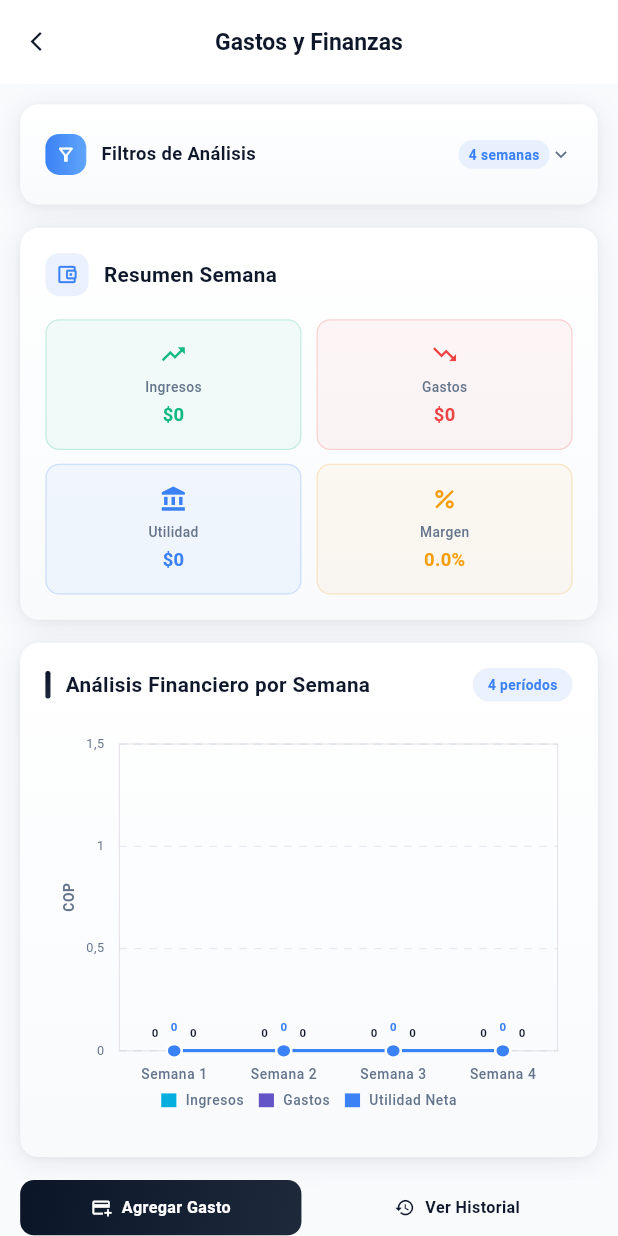
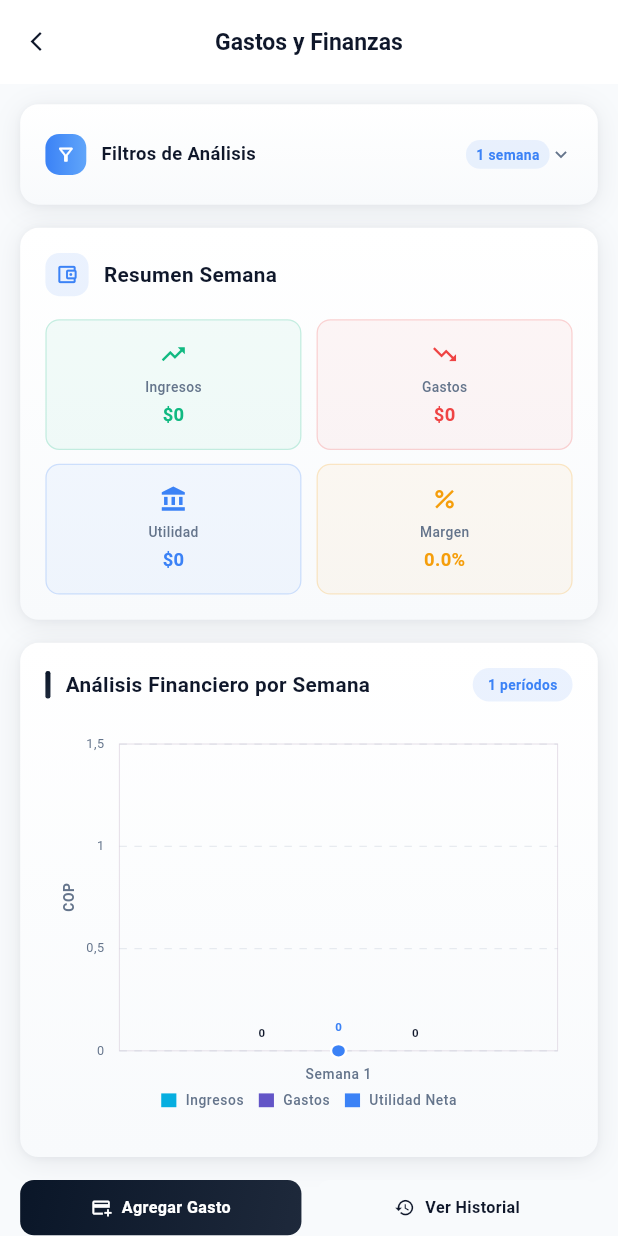
Before and after one commit to Jonathan03R/city_tours_cartagena, a Flutter app: the ModernGastosScreen screen opened directly, on a phone screen of 412 x 824 dp. Run offline on Flutter 3.47's test engine with Material 3 defaults, Android fonts, the phone set to English and light mode, and no system bars; our stand-ins replace cloud_firestore, connectivity_plus, firebase_auth, firebase_core, firebase_messaging, flutter_local_notifications and 8 more; accounts and stored records are empty.

Commit message:
Cambio de vista en las semanas de los pasajeros

```diff
--- a/lib/core/controller/filters_controller.dart
+++ b/lib/core/controller/filters_controller.dart
@@ -15,7 +15,7 @@ class FiltroFlexibleController extends ChangeNotifier {
     fechaSeleccionada = DateTime.now() {
     // debugPrint('Semanas inicializadas: $semanasSeleccionadas');
   }
-  static List<DateTimeRange> _generarSemanasPorDefecto([int cantidad = 4]) {
+  static List<DateTimeRange> _generarSemanasPorDefecto([int cantidad = 1]) {
     final semanas = <DateTimeRange>[];
     final now = DateTime.now();
     for (var i = 0; i < cantidad; i++) {
--- a/lib/screens/reportes/widget_reportes/filtros_flexibles.dart
+++ b/lib/screens/reportes/widget_reportes/filtros_flexibles.dart
@@ -387,7 +387,7 @@ class _ModernFiltrosFlexiblesWidgetState extends State<ModernFiltrosFlexiblesWid
 
   Widget _buildCompactSemanasChips(FiltroFlexibleController c) {
     final semanasOrdenadas = List<DateTimeRange>.from(c.semanasSeleccionadas)
-      ..sort((a, b) => a.start.compareTo(b.start)); // Ascendente: más antigua primero
+      ..sort((a, b) => b.start.compareTo(a.start)); // Descendente: más reciente primero
 
     return Column(
       crossAxisAlignment: CrossAxisAlignment.start,
@@ -409,6 +409,9 @@ class _ModernFiltrosFlexiblesWidgetState extends State<ModernFiltrosFlexiblesWid
             separatorBuilder: (context, index) => SizedBox(width: 8.w),
             itemBuilder: (context, i) {
               final semana = semanasOrdenadas[i];
+              final hoy = DateTime.now();
+              final lunesActual = hoy.subtract(Duration(days: hoy.weekday - 1));
+              final esActual = semana.start.year == lunesActual.year && semana.start.month == lunesActual.month && semana.start.day == lunesActual.day;
               return Container(
                 padding: EdgeInsets.symmetric(horizontal: 12.w, vertical: 8.h),
                 decoration: BoxDecoration(
@@ -437,6 +440,7 @@ class _ModernFiltrosFlexiblesWidgetState extends State<ModernFiltrosFlexiblesWid
                       ),
                     ),
                     SizedBox(width: 6.w),
+                    if (!esActual)
                       GestureDetector(
                         onTap: () {
                           c.eliminarSemana(semana);
```
Also changed, not shown: lib/core/controller/reportes_controller.dart (+9 -5 lines). Lines whose indentation alone changed are shown as unchanged.
